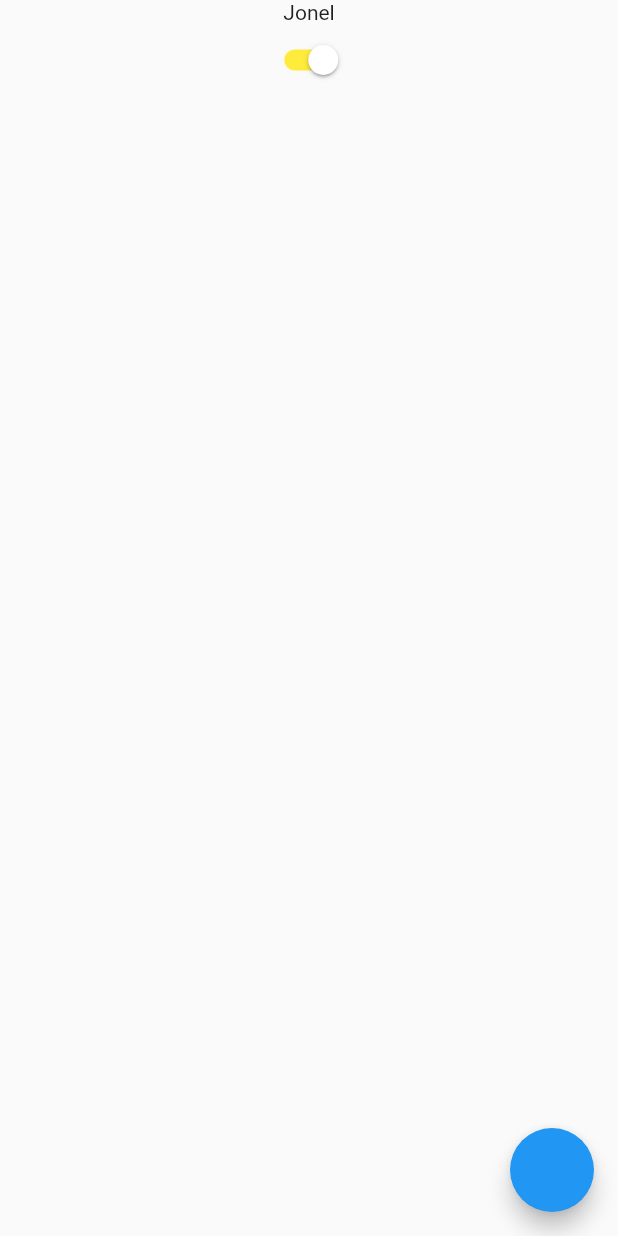
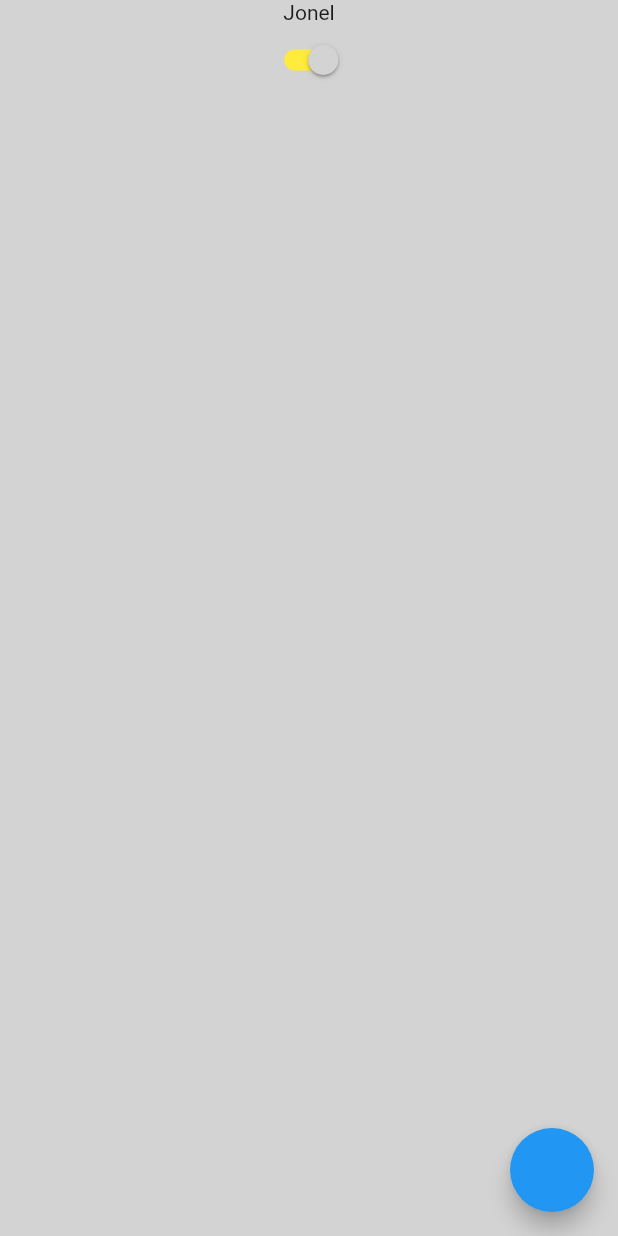
Before and after one commit to joneldominic/personal-finance-management-app, a Flutter app: the screen it shows after launch, on a phone screen of 412 x 824 dp. Run offline on Flutter 3.47's test engine with Material 2 defaults, Android fonts, the phone set to English and light mode, and no system bars; our stand-ins replace freezed_annotation, logger, stacked, stacked_core, stacked_services; generated files the repository leaves out were written again.

Commit message:
Apply theming on AppBar

```diff
--- a/lib/app.dart
+++ b/lib/app.dart
@@ -16,13 +16,13 @@ class PersonalFinanceManagementApp extends StatelessWidget {
       builder: (context, model, child) => MaterialApp(
         title: 'Flutter Demo',
         theme: ThemeData.light().copyWith(
-          backgroundColor: Colors.white,
+          scaffoldBackgroundColor: CustomTheme.light.scaffoldBackgroundColor,
           extensions: <ThemeExtension<dynamic>>[
             CustomTheme.light,
           ],
         ),
         darkTheme: ThemeData.dark().copyWith(
-          backgroundColor: Colors.black,
+          scaffoldBackgroundColor: CustomTheme.dark.scaffoldBackgroundColor,
           extensions: <ThemeExtension<dynamic>>[
             CustomTheme.dark,
           ],
--- a/lib/ui/components/main_app_bar.dart
+++ b/lib/ui/components/main_app_bar.dart
@@ -1,4 +1,5 @@
 import 'package:flutter/material.dart';
+import 'package:personal_finance_management_app/ui/themes/custom_theme.dart';
 
 class MainAppBar extends StatelessWidget with PreferredSizeWidget {
   const MainAppBar({
@@ -10,8 +11,11 @@ class MainAppBar extends StatelessWidget with PreferredSizeWidget {
 
   @override
   Widget build(BuildContext context) {
+    final customTheme = Theme.of(context).extension<CustomTheme>()!;
+
     return AppBar(
       automaticallyImplyLeading: false,
+      backgroundColor: customTheme.appBarBackgroundColor,
       title: Column(
         crossAxisAlignment: CrossAxisAlignment.start,
         children: const [
--- a/lib/ui/themes/custom_theme.dart
+++ b/lib/ui/themes/custom_theme.dart
@@ -7,14 +7,16 @@ class CustomTheme extends ThemeExtension<CustomTheme> {
     required this.info,
     required this.warning,
     required this.danger,
-    required this.test,
+    required this.scaffoldBackgroundColor,
+    required this.appBarBackgroundColor,
   });
 
   final Color? success;
   final Color? info;
   final Color? warning;
   final Color? danger;
-  final Color? test;
+  final Color? scaffoldBackgroundColor;
+  final Color? appBarBackgroundColor;
 
   @override
   CustomTheme copyWith({
@@ -22,14 +24,18 @@ class CustomTheme extends ThemeExtension<CustomTheme> {
     Color? info,
     Color? warning,
     Color? danger,
-    Color? test,
+    Color? scaffoldBackgroundColor,
+    Color? appBarBackgroundColor,
   }) {
     return CustomTheme(
       success: success ?? this.success,
       info: info ?? this.info,
       warning: warning ?? this.warning,
       danger: danger ?? this.danger,
-      test: test ?? this.test,
+      scaffoldBackgroundColor:
+          scaffoldBackgroundColor ?? this.scaffoldBackgroundColor,
+      appBarBackgroundColor:
+          appBarBackgroundColor ?? this.appBarBackgroundColor,
     );
   }
 
@@ -44,13 +50,21 @@ class CustomTheme extends ThemeExtension<CustomTheme> {
       info: Color.lerp(info, other.info, t),
       warning: Color.lerp(warning, other.warning, t),
       danger: Color.lerp(danger, other.danger, t),
-      test: Color.lerp(test, other.test, t),
+      scaffoldBackgroundColor:
+          Color.lerp(scaffoldBackgroundColor, other.scaffoldBackgroundColor, t),
+      appBarBackgroundColor:
+          Color.lerp(appBarBackgroundColor, other.appBarBackgroundColor, t),
     );
   }
 
   @override
   String toString() => 'CustomTheme('
-      'success: $success, info: $info, warning: $info, danger: $danger, test: $test'
+      'success: $success, '
+      'info: $info, '
+      'warning: $info, '
+      'danger: $danger, '
+      'scaffoldBackgroundColor: $scaffoldBackgroundColor, '
+      'appBarBackgroundColor: $appBarBackgroundColor, '
       ')';
 
   /// ****************************************************************
@@ -61,7 +75,8 @@ class CustomTheme extends ThemeExtension<CustomTheme> {
     info: Color(0xff17a2b8),
     warning: Color(0xffffc107),
     danger: Color(0xffdc3545),
-    test: Colors.white,
+    scaffoldBackgroundColor: Color(0xffd3d3d3),
+    appBarBackgroundColor: Color(0xff2F2F2F),
   );
 
   /// ****************************************************************
@@ -72,6 +87,7 @@ class CustomTheme extends ThemeExtension<CustomTheme> {
     info: Color(0xff17a2b8),
     warning: Color(0xfff39c12),
     danger: Color(0xffe74c3c),
-    test: Colors.black,
+    scaffoldBackgroundColor: Color(0xff1d1d1d),
+    appBarBackgroundColor: Color(0xff2F2F2F),
   );
 }
--- a/lib/ui/views/home/home_view.dart
+++ b/lib/ui/views/home/home_view.dart
@@ -24,7 +24,7 @@ class HomeView extends StatelessWidget {
         appBar: const MainAppBar(),
         body: Center(
             child: Container(
-          color: Colors.red,
+          color: Color(0xff424242),
           height: 100,
           width: 100,
         )),
--- a/lib/ui/views/startup/startup_view.dart
+++ b/lib/ui/views/startup/startup_view.dart
@@ -29,9 +29,9 @@ class StartUpView extends StatelessWidget {
               Switch(
                 onChanged: model.toggleTheme,
                 value: model.getThemeMode(),
-                activeColor: customTheme.test,
+                activeColor: customTheme.scaffoldBackgroundColor,
                 activeTrackColor: Colors.yellow,
-                inactiveThumbColor: customTheme.test,
+                inactiveThumbColor: customTheme.scaffoldBackgroundColor,
                 inactiveTrackColor: Colors.orange,
               )
             ],
```
